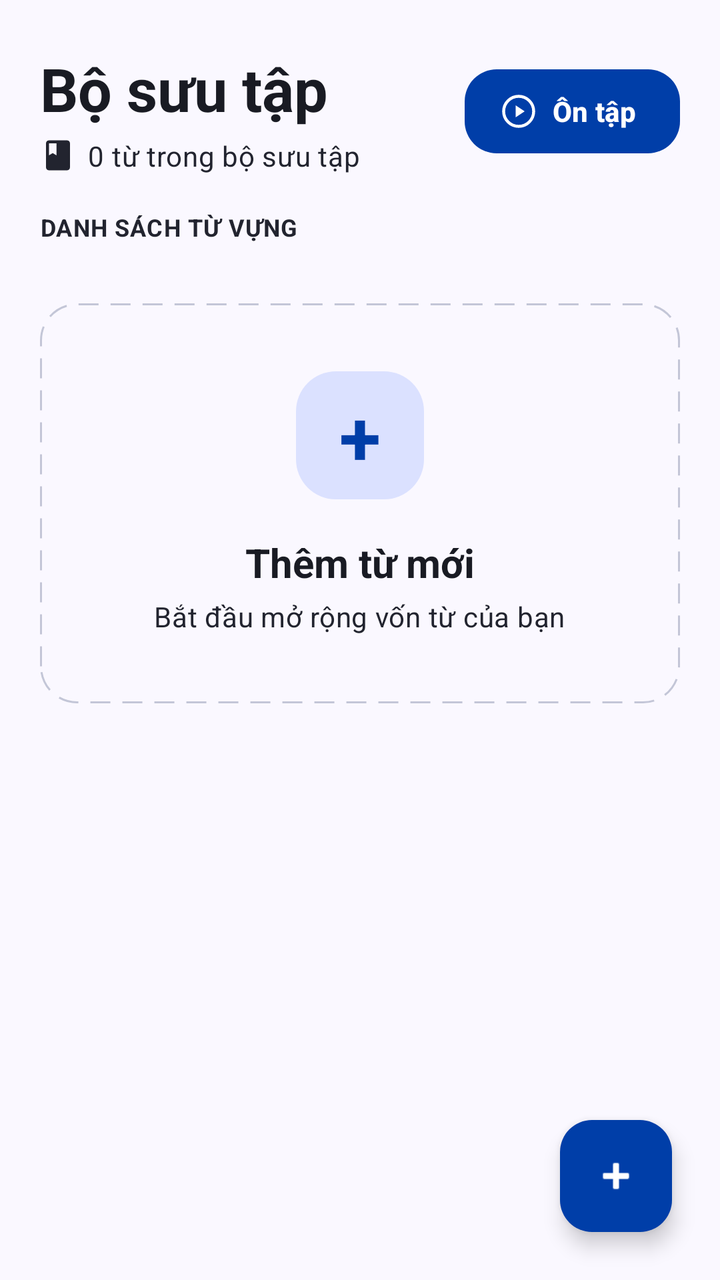
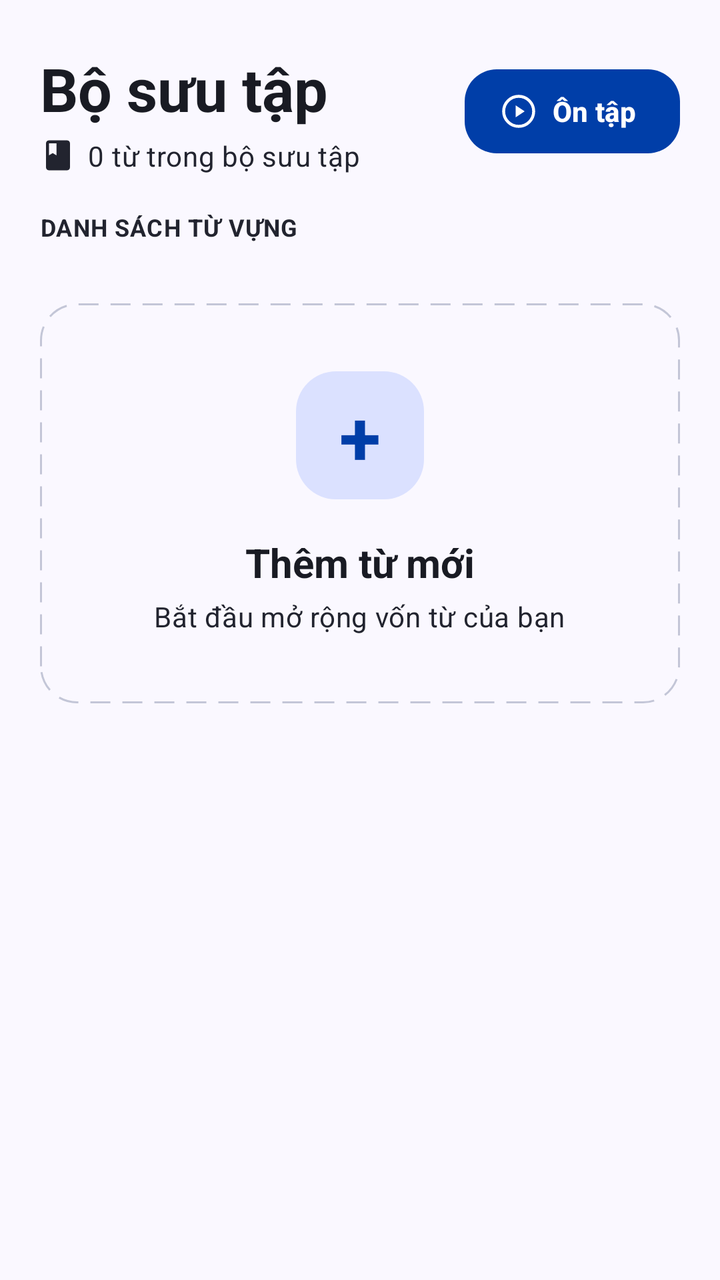

Two renders of the same Android screen: before a commit and after it. Below are the layout's source before the change and the commit's diff.
<!-- AndroidManifest.xml: application theme Theme.ObjectLanguage -->
<!-- res/layout/fragment_collection_detail.xml -->
<?xml version="1.0" encoding="utf-8"?>
<androidx.coordinatorlayout.widget.CoordinatorLayout xmlns:android="http://schemas.android.com/apk/res/android"
    xmlns:app="http://schemas.android.com/apk/res-auto"
    android:layout_width="match_parent"
    android:layout_height="match_parent"
    android:background="@color/background">

    <LinearLayout
        android:layout_width="match_parent"
        android:layout_height="match_parent"
        android:orientation="vertical"
        android:paddingStart="20dp"
        android:paddingEnd="20dp">

        <LinearLayout
            android:layout_width="match_parent"
            android:layout_height="wrap_content"
            android:gravity="center_vertical"
            android:orientation="horizontal"
            android:paddingTop="24dp"
            android:paddingBottom="18dp">

            <LinearLayout
                android:layout_width="0dp"
                android:layout_height="wrap_content"
                android:layout_weight="1"
                android:orientation="vertical">

                <TextView
                    android:id="@+id/tvCollectionName"
                    android:layout_width="match_parent"
                    android:layout_height="wrap_content"
                    android:ellipsize="end"
                    android:maxLines="1"
                    android:text="@string/collection_default_title"
                    android:textColor="@color/text_primary"
                    android:textSize="30sp"
                    android:textStyle="bold" />

                <LinearLayout
                    android:layout_width="wrap_content"
                    android:layout_height="wrap_content"
                    android:layout_marginTop="4dp"
                    android:gravity="center_vertical"
                    android:orientation="horizontal">

                    <ImageView
                        android:layout_width="18dp"
                        android:layout_height="18dp"
                        android:src="@drawable/ic_book"
                        app:tint="@color/text_secondary" />

                    <TextView
                        android:id="@+id/tvWordCount"
                        android:layout_width="wrap_content"
                        android:layout_height="wrap_content"
                        android:layout_marginStart="6dp"
                        android:text="@string/collection_item_count_zero"
                        android:textAppearance="@style/TextAppearance.App.BodyMedium" />

                </LinearLayout>

            </LinearLayout>

            <com.google.android.material.button.MaterialButton
                android:id="@+id/btnReviewCollection"
                android:layout_width="wrap_content"
                android:layout_height="50dp"
                android:layout_marginStart="12dp"
                android:paddingStart="18dp"
                android:paddingEnd="22dp"
                android:text="@string/collection_btn_review_short"
                android:textSize="14sp"
                android:textStyle="bold"
                app:backgroundTint="@color/primary_dark"
                app:cornerRadius="16dp"
                app:elevation="6dp"
                app:icon="@drawable/ic_play_circle"
                app:iconPadding="8dp"
                app:iconTint="@color/text_on_primary" />

        </LinearLayout>

        <TextView
            android:layout_width="wrap_content"
            android:layout_height="wrap_content"
            android:layout_marginBottom="14dp"
            android:text="@string/collection_vocab_section_title"
            android:textAppearance="@style/TextAppearance.App.BodySmall"
            android:textStyle="bold" />

        <androidx.core.widget.NestedScrollView
            android:layout_width="match_parent"
            android:layout_height="0dp"
            android:layout_weight="1"
            android:clipToPadding="false"
            android:paddingBottom="104dp">

            <LinearLayout
                android:layout_width="match_parent"
                android:layout_height="wrap_content"
                android:orientation="vertical">

                <androidx.recyclerview.widget.RecyclerView
                    android:id="@+id/recyclerWords"
                    android:layout_width="match_parent"
                    android:layout_height="wrap_content"
                    android:clipToPadding="false"
                    android:nestedScrollingEnabled="false"
                    android:layoutAnimation="@anim/layout_item_anim" />

                <LinearLayout
                    android:id="@+id/cardAddWord"
                    android:layout_width="match_parent"
                    android:layout_height="200dp"
                    android:layout_marginTop="16dp"
                    android:background="@drawable/bg_collection_add_card"
                    android:clickable="true"
                    android:contentDescription="@string/collection_add_word_title"
                    android:focusable="true"
                    android:foreground="?attr/selectableItemBackground"
                    android:gravity="center"
                    android:orientation="vertical">

                    <TextView
                        android:layout_width="64dp"
                        android:layout_height="64dp"
                        android:background="@drawable/bg_collection_add_icon"
                        android:gravity="center"
                        android:text="+"
                        android:textColor="@color/primary_dark"
                        android:textSize="38sp"
                        android:textStyle="bold" />

                    <TextView
                        android:layout_width="wrap_content"
                        android:layout_height="wrap_content"
                        android:layout_marginTop="18dp"
                        android:text="@string/collection_add_word_title"
                        android:textColor="@color/text_primary"
                        android:textSize="20sp"
                        android:textStyle="bold" />

                    <TextView
                        android:layout_width="wrap_content"
                        android:layout_height="wrap_content"
                        android:layout_marginTop="4dp"
                        android:text="@string/collection_add_word_subtitle"
                        android:textAppearance="@style/TextAppearance.App.BodyMedium" />

                </LinearLayout>

                <LinearLayout
                    android:id="@+id/layoutEmpty"
                    android:layout_width="match_parent"
                    android:layout_height="160dp"
                    android:layout_marginTop="36dp"
                    android:gravity="center"
                    android:orientation="vertical"
                    android:visibility="gone">

                    <ImageView
                        android:layout_width="112dp"
                        android:layout_height="76dp"
                        android:alpha="0.24"
                        android:src="@drawable/ic_book"
                        app:tint="@color/primary_light" />

                    <TextView
                        android:layout_width="wrap_content"
                        android:layout_height="wrap_content"
                        android:layout_marginTop="12dp"
                        android:text="@string/collection_empty_title_detail"
                        android:textAppearance="@style/TextAppearance.App.BodyMedium" />

                </LinearLayout>

            </LinearLayout>

        </androidx.core.widget.NestedScrollView>

    </LinearLayout>

    <ProgressBar
        android:id="@+id/progressBar"
        android:layout_width="wrap_content"
        android:layout_height="wrap_content"
        android:layout_gravity="center"
        android:visibility="gone" />

    <com.google.android.material.floatingactionbutton.FloatingActionButton
        android:id="@+id/fabAddWord"
        android:layout_width="wrap_content"
        android:layout_height="wrap_content"
        android:layout_gravity="bottom|end"
        android:layout_margin="24dp"
        android:contentDescription="@string/collection_add_word_title"
        app:backgroundTint="@color/primary_dark"
        app:srcCompat="@android:drawable/ic_input_add"
        app:tint="@color/text_on_primary" />

</androidx.coordinatorlayout.widget.CoordinatorLayout>
<!-- resources referenced by this layout -->
<resources>
  <color name="background">#FAF8FF</color>
  <color name="primary_dark">#003EA8</color>
  <color name="primary_light">#DBE1FF</color>
  <color name="text_on_primary">#FFFFFF</color>
  <color name="text_primary">#191B23</color>
  <color name="text_secondary">#22242F</color>
  <!-- drawable bg_collection_add_icon (drawable) -->
  <?xml version="1.0" encoding="utf-8"?>
  <shape xmlns:android="http://schemas.android.com/apk/res/android"
      android:shape="rectangle">
      <solid android:color="@color/primary_light" />
      <corners android:radius="20dp" />
  </shape>
  <!-- drawable ic_book (drawable) -->
  <vector xmlns:android="http://schemas.android.com/apk/res/android"
      android:width="24dp"
      android:height="24dp"
      android:viewportWidth="24"
      android:viewportHeight="24"
      android:tint="?attr/colorControlNormal">
      <path
          android:fillColor="@android:color/white"
          android:pathData="M18,2H6c-1.1,0 -2,0.9 -2,2v16c0,1.1 0.9,2 2,2h12c1.1,0 2,-0.9 2,-2V4c0,-1.1 -0.9,-2 -2,-2zM6,4h5v8l-2.5,-1.5L6,12V4z"/>
  </vector>
  <string name="collection_add_word_subtitle">Bắt đầu mở rộng vốn từ của bạn</string>
  <string name="collection_add_word_title">Thêm từ mới</string>
  <string name="collection_btn_review_short">Ôn tập</string>
  <string name="collection_default_title">Bộ sưu tập</string>
  <string name="collection_empty_title_detail">Bộ sưu tập trống</string>
  <string name="collection_item_count_zero">0 từ trong bộ sưu tập</string>
  <string name="collection_vocab_section_title">DANH SÁCH TỪ VỰNG</string>
  <style name="TextAppearance.App.BodyMedium" parent="TextAppearance.Material3.BodyMedium">
          <item name="android:textColor">@color/text_secondary</item>
          <item name="android:textSize">14sp</item>
          <item name="android:lineHeight">20sp</item>
      </style>
  <style name="TextAppearance.App.BodySmall" parent="TextAppearance.Material3.BodySmall">
          <item name="android:textColor">@color/text_secondary</item>
          <item name="android:textSize">12sp</item>
          <item name="android:lineHeight">16sp</item>
      </style>
  <color name="divider">#C3C6D7</color>
  <color name="primary">#004AC6</color>
  <color name="secondary">#FD933D</color>
  <color name="violet">#7C3AED</color>
  <color name="surface">#FFFFFF</color>
  <style name="Widget.App.CardView" parent="Widget.Material3.CardView.Elevated">
          <item name="cardBackgroundColor">@color/surface</item>
          <item name="cardCornerRadius">14dp</item>
          <item name="cardElevation">0dp</item>
          <item name="strokeWidth">0dp</item>
      </style>
  <style name="Widget.App.BottomNav" parent="Widget.Material3.BottomNavigationView">
          <item name="backgroundTint">@color/bottom_nav_bg</item>
          <item name="itemIconTint">@color/bottom_nav_color</item>
          <item name="itemTextColor">@color/bottom_nav_color</item>
          <item name="itemActiveIndicatorStyle">@style/Widget.App.BottomNav.ActiveIndicator</item>
          <item name="labelVisibilityMode">labeled</item>
          <item name="itemRippleColor">@color/primary_light</item>
      </style>
  <color name="bottom_nav_bg">#FFFFFF</color>
  <style name="Widget.App.BottomNav.ActiveIndicator" parent="Widget.Material3.BottomNavigationView.ActiveIndicator">
          <item name="android:color">@color/surface_variant</item>
          <item name="shapeAppearance">@style/ShapeAppearance.App.SmallComponent</item>
      </style>
  <color name="surface_variant">#E1E2ED</color>
  <style name="ShapeAppearance.App.SmallComponent" parent="ShapeAppearance.Material3.SmallComponent">
          <item name="cornerSize">14dp</item>
      </style>
  <!-- unchanged entries left out for length: 3 -->
</resources>

<!-- the commit's change to res/layout/fragment_collection_detail.xml (unified diff, before → after) -->
@@ -195,6 +195,7 @@
         android:layout_gravity="bottom|end"
         android:layout_margin="24dp"
         android:contentDescription="@string/collection_add_word_title"
+        android:visibility="gone"
         app:backgroundTint="@color/primary_dark"
         app:srcCompat="@android:drawable/ic_input_add"
         app:tint="@color/text_on_primary" />
